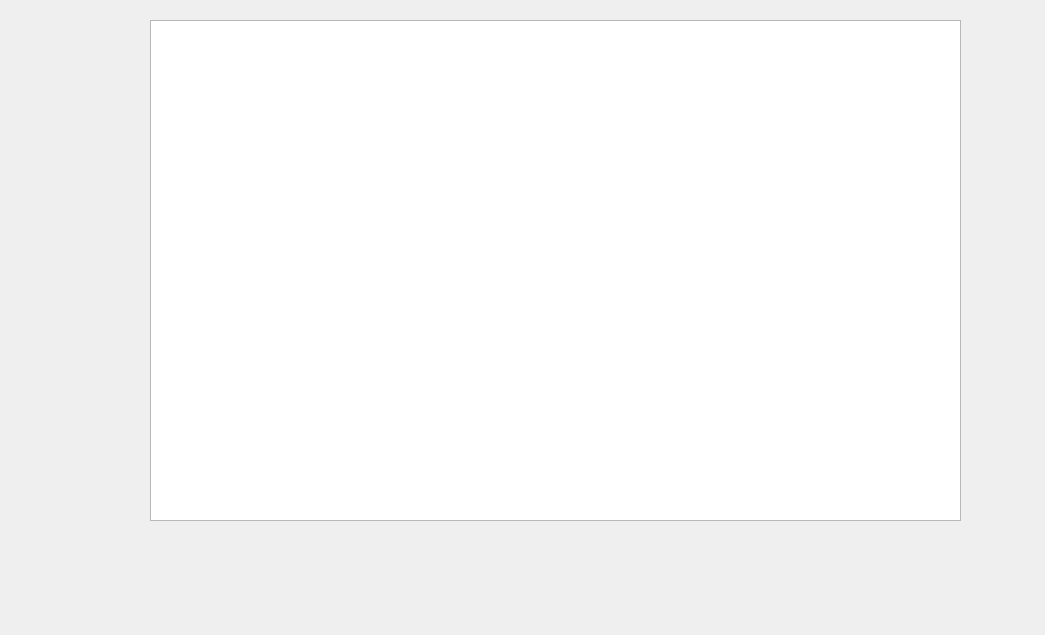
Before: the Qt Designer form Codificacion/MiddleMessage.ui in AmazingJuan/Proyecto-Final, drawn with Qt 5.
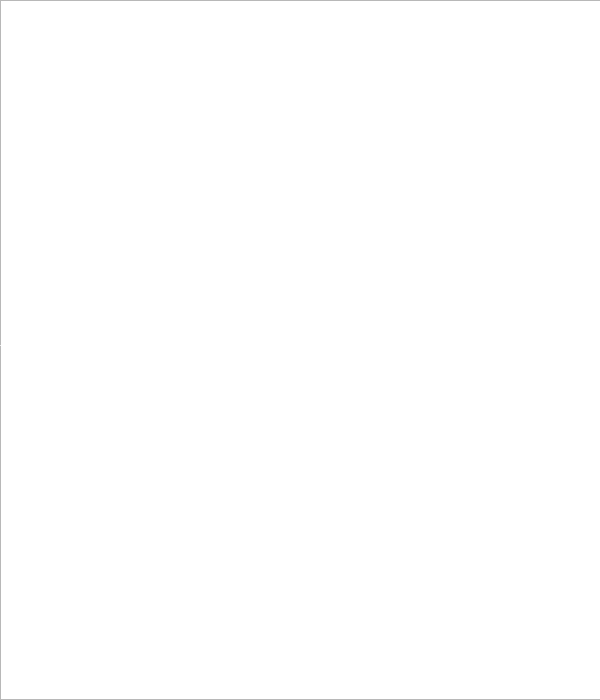
After: the same form once the commit is applied.

Diff of the .ui file:
```diff
--- a/Codificacion/MiddleMessage.ui
+++ b/Codificacion/MiddleMessage.ui
@@ -6,8 +6,8 @@
    <rect>
     <x>0</x>
     <y>0</y>
-    <width>1045</width>
-    <height>635</height>
+    <width>600</width>
+    <height>700</height>
    </rect>
   </property>
   <property name="windowTitle">
@@ -16,20 +16,20 @@
   <widget class="QGraphicsView" name="graphicsView">
    <property name="geometry">
     <rect>
-     <x>150</x>
-     <y>20</y>
-     <width>811</width>
-     <height>501</height>
+     <x>0</x>
+     <y>0</y>
+     <width>700</width>
+     <height>700</height>
     </rect>
    </property>
   </widget>
   <widget class="QLabel" name="L_message">
    <property name="geometry">
     <rect>
-     <x>180</x>
-     <y>110</y>
-     <width>701</width>
-     <height>271</height>
+     <x>0</x>
+     <y>0</y>
+     <width>600</width>
+     <height>700</height>
     </rect>
    </property>
    <property name="text">
```
